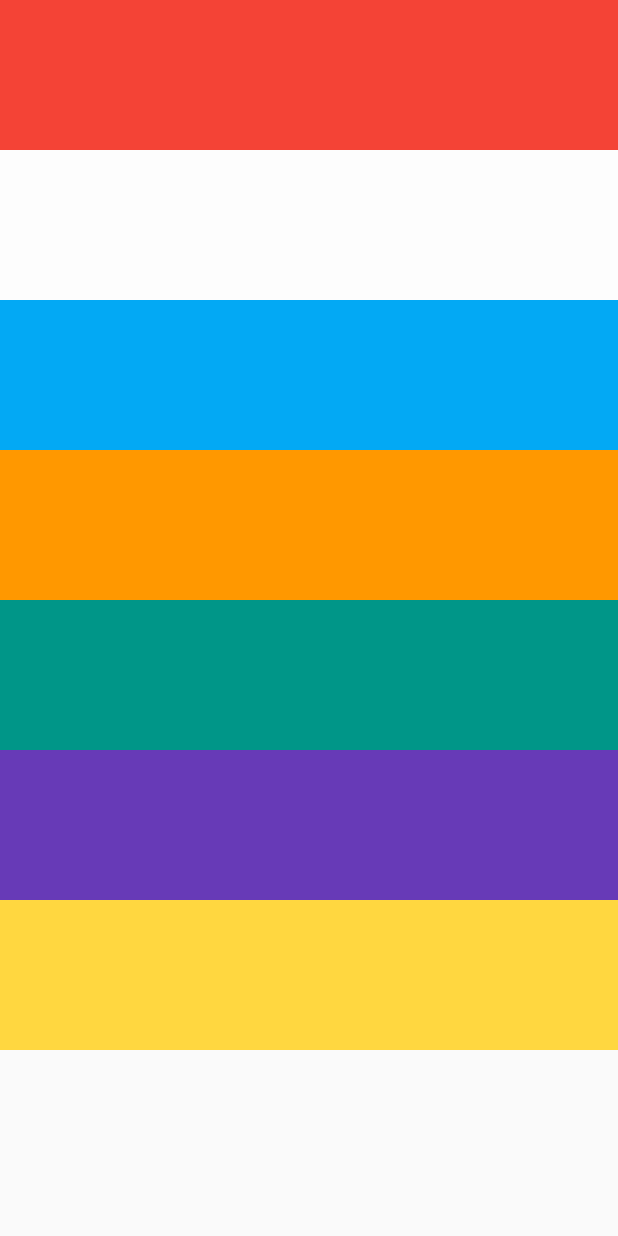
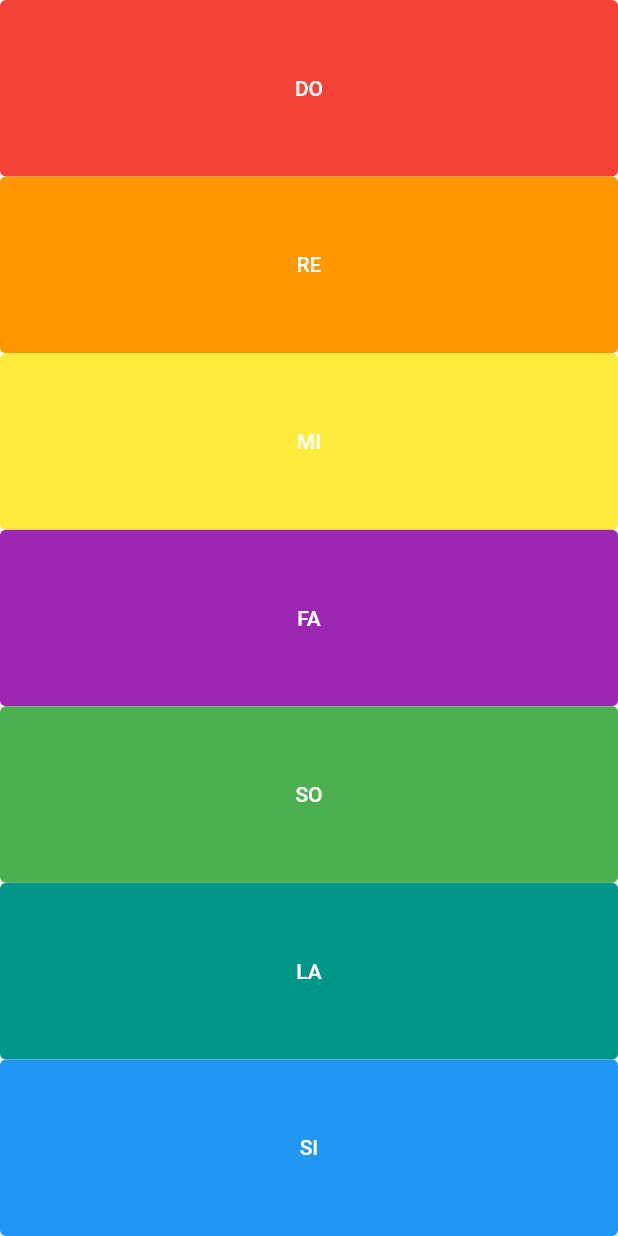
Before and after one commit to ssma100701/flutter_app, a Flutter app: the screen it shows after launch, on a phone screen of 412 x 824 dp. Run offline on Flutter 3.47's test engine with Material 2 defaults, Android fonts, the phone set to English and light mode, and no system bars; our stand-ins replace audioplayers.

Commit message:
completed xylophoneApp

```diff
--- a/lib/main.dart
+++ b/lib/main.dart
@@ -6,7 +6,7 @@ void main() => runApp(XylophoneApp());
 class XylophoneApp extends StatelessWidget {
   @override
   Widget build(BuildContext context) {
-    return MaterialApp(
+    return const MaterialApp(
       home: Scaffold(
         body: SafeArea(
           child: SoundPlayer(),
@@ -24,87 +24,47 @@ class SoundPlayer extends StatefulWidget {
 }
 
 class _SoundPlayerState extends State<SoundPlayer> {
+  void playSound(int num) {
+    final player = AudioPlayer();
+    player.play(AssetSource('note$num.wav'));
+  }
 
-  // void playsound(int num) async {
-  //   final player = AudioPlayer();
-  //   await player.play(AssetSource('note$num.wav'));
-  // }
+  List<Expanded> renderKey() {
+    var eps = <Expanded>[];
+    var colors = <Color>[
+      Colors.red,
+      Colors.orange,
+      Colors.yellow,
+      Colors.purple,
+      Colors.green,
+      Colors.teal,
+      Colors.blue
+    ];
+    var tunes = ['DO', 'RE', 'MI', 'FA', 'SO', 'LA', 'SI'];
+    for (var i = 0; i < 7; i++) {
+      var e = Expanded(
+        child: TextButton(
+          style: TextButton.styleFrom(
+              padding: EdgeInsets.zero, backgroundColor: colors[i]),
+          onPressed: () {
+            playSound(i + 1);
+          },
+          child: Text(
+            tunes[i],
+            style: const TextStyle(color: Colors.white),
+          ),
+        ),
+      );
+      eps.add(e);
+    }
+    return eps;
+  }
 
   @override
   Widget build(BuildContext context) {
     return Column(
-      children: [
-        TextButton(
-          style: TextButton.styleFrom(
-            padding: EdgeInsets.zero
-          ),
-          onPressed: () => {AudioPlayer().play(AssetSource('note1.wav'))},
-          child: Container(
-            color: Colors.red,
-            height: 100,
-          ),
-        ),
-        TextButton(
-          style: TextButton.styleFrom(
-              padding: EdgeInsets.zero
-          ),
-          onPressed: () => {AudioPlayer().play(AssetSource('note2.wav'))},
-          child: Container(
-            color: Colors.white60,
-            height: 100,
-          ),
-        ),
-        TextButton(
-          style: TextButton.styleFrom(
-              padding: EdgeInsets.zero
-          ),
-          onPressed: () => {AudioPlayer().play(AssetSource('note3.wav'))},
-          child: Container(
-            color: Colors.lightBlue,
-            height: 100,
-          ),
-        ),
-        TextButton(
-          style: TextButton.styleFrom(
-              padding: EdgeInsets.zero
-          ),
-          onPressed: () => {AudioPlayer().play(AssetSource('note4.wav'))},
-          child: Container(
-            color: Colors.orange,
-            height: 100,
-          ),
-        ),
-        TextButton(
-          style: TextButton.styleFrom(
-              padding: EdgeInsets.zero
-          ),
-          onPressed: () => {AudioPlayer().play(AssetSource('note5.wav'))},
-          child: Container(
-            color: Colors.teal,
-            height: 100,
-          ),
-        ),
-        TextButton(
-          style: TextButton.styleFrom(
-              padding: EdgeInsets.zero
-          ),
-          onPressed: () => {AudioPlayer().play(AssetSource('note6.wav'))},
-          child: Container(
-            color: Colors.deepPurple,
-            height: 100,
-          ),
-        ),
-        TextButton(
-          style: TextButton.styleFrom(
-              padding: EdgeInsets.zero
-          ),
-          onPressed: () => {AudioPlayer().play(AssetSource('note7.wav'))},
-          child: Container(
-            color: Colors.amberAccent,
-            height: 100,
-          ),
-        ),
-      ],
+      crossAxisAlignment: CrossAxisAlignment.stretch,
+      children: renderKey(),
     );
   }
 }
```
Also changed, not shown: pubspec.lock, 9 other files.
